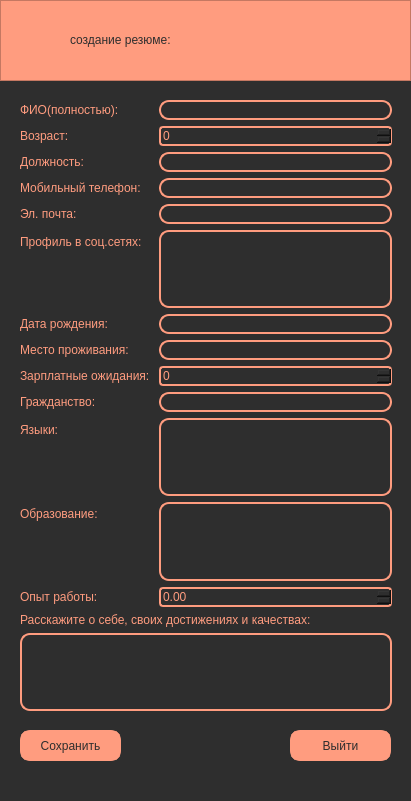
Old version of the form anketa.ui in the repository KawaiiZhele/Yandex-lyceum-1st-project.
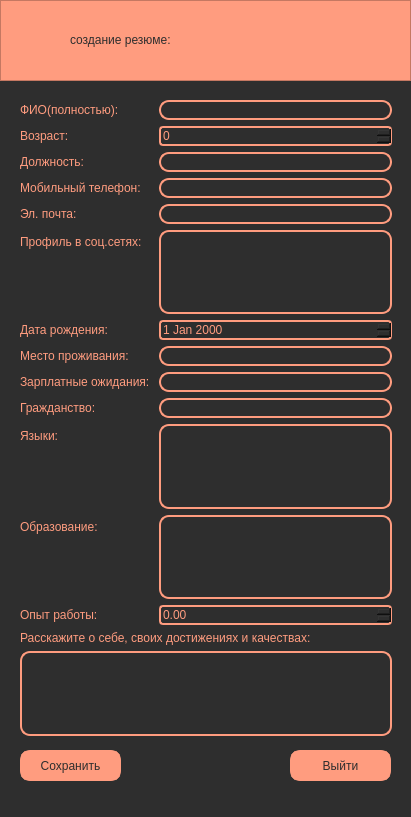
New version of the form.

```diff
--- a/anketa.ui
+++ b/anketa.ui
@@ -7,7 +7,7 @@
     <x>0</x>
     <y>0</y>
     <width>411</width>
-    <height>801</height>
+    <height>817</height>
    </rect>
   </property>
   <property name="windowTitle">
@@ -23,7 +23,7 @@
       <x>20</x>
       <y>100</y>
       <width>372</width>
-      <height>611</height>
+      <height>636</height>
      </rect>
     </property>
     <layout class="QFormLayout" name="resume">
@@ -173,18 +173,6 @@
        </property>
       </widget>
      </item>
-     <item row="6" column="1">
-      <widget class="QLineEdit" name="lineEdit_5">
-       <property name="styleSheet">
-        <string notr="true">bachground-color: #2E2E2E;
-border: 2px solid #FF9C7F;
-border-radius: 10px;
-font: 8pt &quot;Fulbo Argenta&quot;;
-color: #FF9C7F
-</string>
-       </property>
-      </widget>
-     </item>
      <item row="7" column="0">
       <widget class="QLabel" name="label_9">
        <property name="styleSheet">
@@ -219,13 +207,14 @@
       </widget>
      </item>
      <item row="8" column="1">
-      <widget class="QSpinBox" name="spinBox">
+      <widget class="QLineEdit" name="salary_user">
        <property name="styleSheet">
         <string notr="true">bachground-color: #2E2E2E;
 border: 2px solid #FF9C7F;
-border-radius: 4px;
-font: 10pt &quot;Fulbo Argenta&quot;;
-color: #FF9C7F</string>
+border-radius: 10px;
+font: 8pt &quot;Fulbo Argenta&quot;;
+color: #FF9C7F
+</string>
        </property>
       </widget>
      </item>
@@ -340,6 +329,19 @@
        </property>
       </widget>
      </item>
+     <item row="6" column="1">
+      <widget class="QDateEdit" name="birth_user">
+       <property name="styleSheet">
+        <string notr="true">bachground-color: #2E2E2E;
+border: 2px solid #FF9C7F;
+border-radius: 4px;
+font: 10pt &quot;Fulbo Argenta&quot;;
+color: #FF9C7F
+
+</string>
+       </property>
+      </widget>
+     </item>
     </layout>
    </widget>
    <widget class="QFrame" name="frame">
@@ -382,7 +384,7 @@
     <property name="geometry">
      <rect>
       <x>290</x>
-      <y>730</y>
+      <y>750</y>
       <width>101</width>
       <height>31</height>
      </rect>
@@ -402,7 +404,7 @@
     <property name="geometry">
      <rect>
       <x>20</x>
-      <y>730</y>
+      <y>750</y>
       <width>101</width>
       <height>31</height>
      </rect>
```
Left out of the diff: 26 changed lines with no effect on the pictures.
